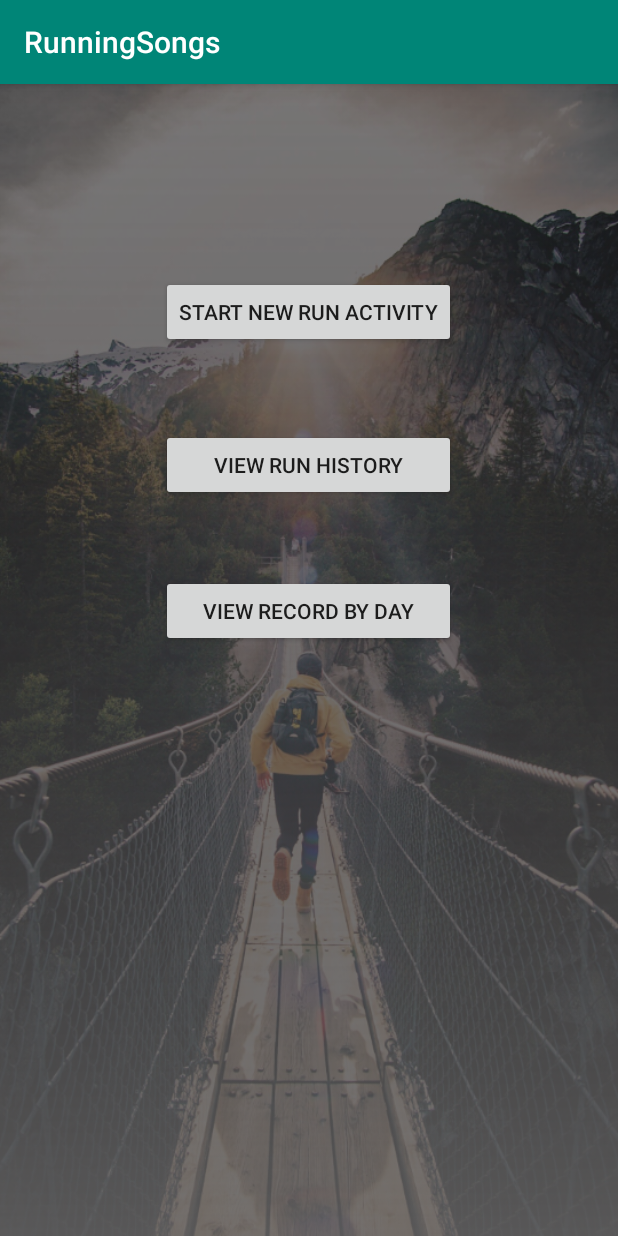
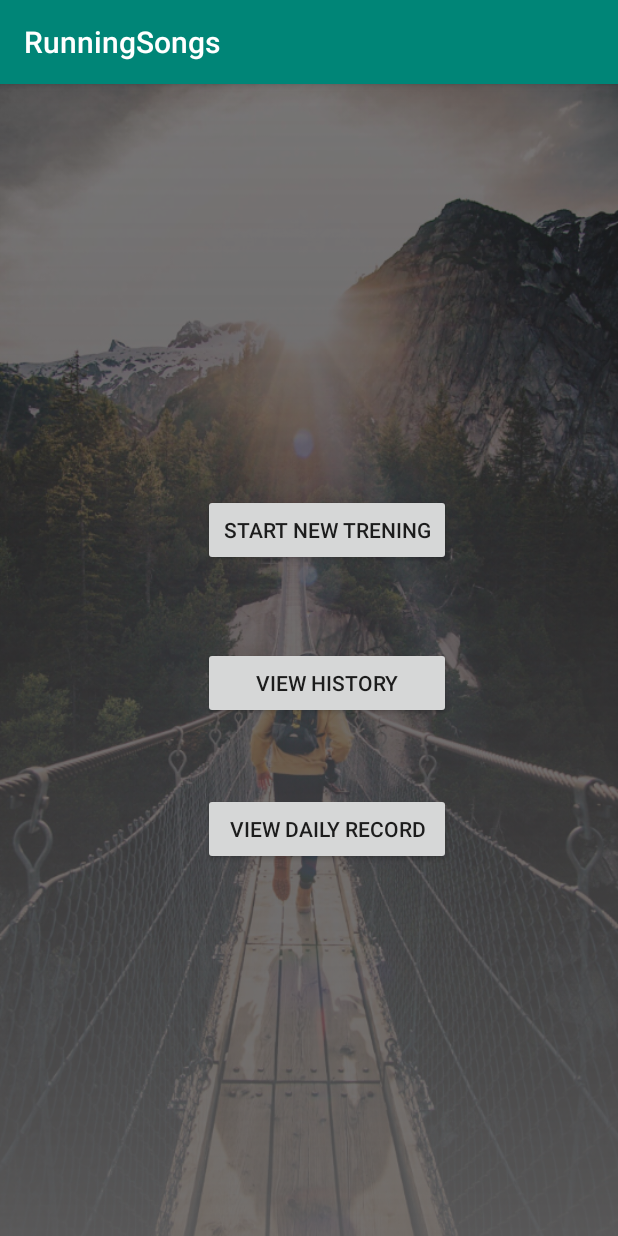
Before and after one commit to przybyszartur/RunningSongs, an Android app: the MainActivity screen opened directly, with no data from a screen before it, on a phone screen of 412 x 824 dp. Run offline under Robolectric (Android 15) with nearby library versions, the phone set to English and light mode, and no system bars.

```diff
--- a/app/src/main/res/layout/activity_main.xml
+++ b/app/src/main/res/layout/activity_main.xml
@@ -10,18 +10,21 @@
         android:id="@+id/button"
         android:layout_width="wrap_content"
         android:layout_height="wrap_content"
+        android:layout_alignParentStart="true"
+        android:layout_alignParentTop="true"
+        android:layout_alignParentEnd="true"
+        android:layout_marginStart="135dp"
+        android:layout_marginTop="273dp"
+        android:layout_marginEnd="111dp"
         android:onClick="onClickStartNewRun"
-        android:text="Start New Run Activity"
-        android:layout_marginTop="128dp"
-        android:layout_alignParentTop="true"
-        android:layout_centerHorizontal="true" />
+        android:text="Start new Trening" />
 
     <Button
         android:id="@+id/button2"
         android:layout_width="wrap_content"
         android:layout_height="wrap_content"
         android:onClick="onClickStartRunHistory"
-        android:text="View Run History"
+        android:text="View History"
         android:layout_below="@+id/button"
         android:layout_marginTop="54dp"
         android:layout_alignStart="@+id/button5"
@@ -36,6 +39,6 @@
         android:layout_below="@+id/button2"
         android:layout_marginTop="49dp"
         android:onClick="onClickStartNewDay"
-        android:text="View Record by Day" />
+        android:text="View Daily Record" />
 
 </RelativeLayout>
```
